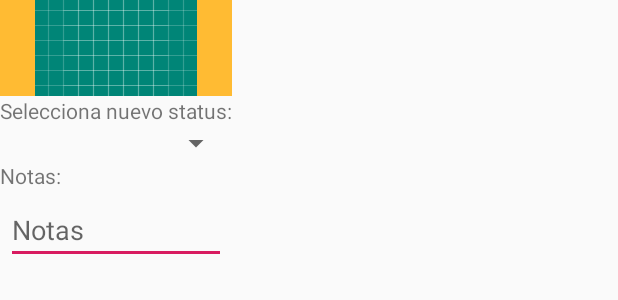
After one commit to tlacloc/sales-partner, an Android app: the layout dialog_order_status_change.xml on its own in the app's theme, with its tools: preview values and no code run, on a phone screen of 412 x 824 dp. The commit adds this screen. Shown: the top 300 px of the screen. Run offline under Robolectric (Android 15) with nearby library versions, the phone set to English and light mode, and no system bars.

Commit message:
- Ahora se puede avanzar una ordern - Oculta menu status no permite avanzar - Se ocultó retroceder, porque no hay caso para retroceder aún

```diff
--- a/app/src/main/java/com/example/sales_partner/dao/OrderCustomerDao.java
+++ b/app/src/main/java/com/example/sales_partner/dao/OrderCustomerDao.java
@@ -18,6 +18,7 @@ public interface OrderCustomerDao {
             "id,\n" +
             "customerId AS customerId,\n " +
             "statusId AS statusId,\n" +
+            "nextStatus AS nextStatus, \n" +
             "customerName,\n" +
             "status,\n" +
             "date,\n" +
@@ -29,6 +30,7 @@ public interface OrderCustomerDao {
             "SELECT \n" +
             "orders.id AS id,\n" +
             "order_status.id AS statusId,\n"+
+            "order_status.next AS nextStatus,\n" +
             "customers.id AS customerId,\n" +
             "customers.first_name as customerName,\n" +
             "orders.date as date,\n" +
--- a/app/src/main/java/com/example/sales_partner/dao/OrderDao.java
+++ b/app/src/main/java/com/example/sales_partner/dao/OrderDao.java
@@ -29,6 +29,9 @@ public interface OrderDao {
     @Query("SELECT * FROM orders WHERE date LIKE :date")
     List<Order> findByDate(String date);
 
+    @Query("SELECT * FROM orders WHERE id LIKE :id")
+    Order findById(int id);
+
     @RawQuery
     List<Order> findByQuery(SimpleSQLiteQuery query);
 
--- a/app/src/main/java/com/example/sales_partner/dao/OrderStatusDao.java
+++ b/app/src/main/java/com/example/sales_partner/dao/OrderStatusDao.java
@@ -11,6 +11,12 @@ import java.util.List;
 public interface OrderStatusDao {
     @Query("SELECT * FROM order_status")
     List<OrderStatus> getAll();
+
+    @Query("SELECT *\n" +
+            " FROM order_status\n" +
+            " WHERE id IN (:ids)")
+    List<OrderStatus> findNextStatus(List<Integer> ids);
+
     @Query("SELECT * FROM order_status WHERE description LIKE :desc")
     List<OrderStatus> findByDescription(String desc);
 
--- a/app/src/main/java/com/example/sales_partner/model/Order.java
+++ b/app/src/main/java/com/example/sales_partner/model/Order.java
@@ -62,6 +62,8 @@ public class Order {
     }
 
     public String getChangeLog() {
+        if(changeLog==null)
+            return "";
         return changeLog;
     }
 
--- a/app/src/main/java/com/example/sales_partner/model/OrderCustomer.java
+++ b/app/src/main/java/com/example/sales_partner/model/OrderCustomer.java
@@ -9,9 +9,13 @@ import java.util.List;
 public class OrderCustomer implements Serializable {
    public int id;
    public String customerName;
+
    public String status;
+   public int statusId;
+   public String nextStatus;
+
+
    public int customerId;
-   public int statusId;
    public String date;
    public int assemblies;
    public int price;
--- a/app/src/main/java/com/example/sales_partner/model/OrderStatus.java
+++ b/app/src/main/java/com/example/sales_partner/model/OrderStatus.java
@@ -57,4 +57,8 @@ public class OrderStatus {
     public void setNext(String next) {
         this.next = next;
     }
+
+    public String toString() {
+        return this.description;
+    }
 }
--- /dev/null
+++ b/app/src/main/res/layout/dialog_order_status_change.xml
@@ -0,0 +1,36 @@
+<?xml version="1.0" encoding="utf-8"?>
+<LinearLayout xmlns:android="http://schemas.android.com/apk/res/android"
+    android:orientation="vertical"
+    android:layout_width="wrap_content"
+    android:layout_height="wrap_content">
+    <ImageView
+        android:src="@drawable/ic_launcher_background"
+        android:layout_width="match_parent"
+        android:layout_height="64dp"
+        android:scaleType="center"
+        android:background="#FFFFBB33"
+        android:contentDescription="@string/app_name" />
+    <TextView
+        android:layout_width="match_parent"
+        android:layout_height="wrap_content"
+        android:text="Selecciona nuevo status:"/>
+    <Spinner
+        android:id="@+id/spinnerStatus"
+        android:layout_width="match_parent"
+        android:layout_height="wrap_content"></Spinner>
+    <TextView
+        android:layout_width="match_parent"
+        android:layout_height="wrap_content"
+        android:text="Notas:"/>
+    <EditText
+        android:id="@+id/changelog"
+        android:inputType="textMultiLine"
+        android:layout_width="match_parent"
+        android:layout_height="wrap_content"
+        android:layout_marginTop="4dp"
+        android:layout_marginLeft="4dp"
+        android:layout_marginRight="4dp"
+        android:layout_marginBottom="16dp"
+        android:fontFamily="sans-serif"
+        android:hint="Notas"/>
+</LinearLayout>
```
Also changed, not shown: app/src/main/java/com/example/sales_partner/OrderStatusDialog.java (added, +32 -0 lines), app/src/main/java/com/example/sales_partner/OrdersActivity.java (+82 -2 lines).
